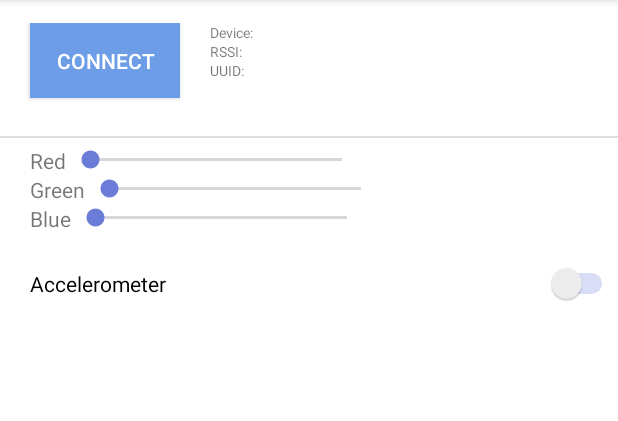
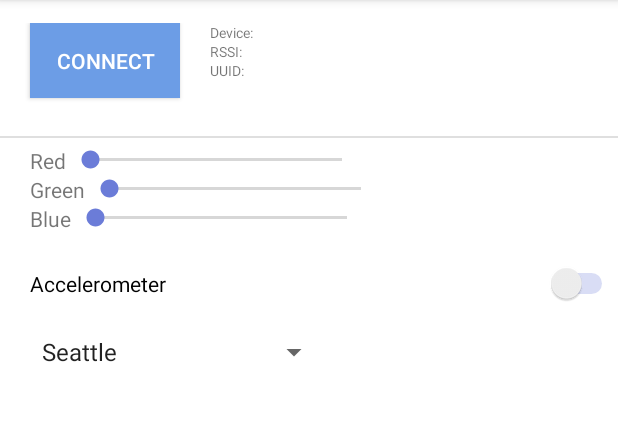
Before and after one commit to christiango/CSE590-Ubiquitous-Computing, an Android app: the MainActivity screen opened directly, with no data from a screen before it, on a phone screen of 412 x 824 dp, the part 84-505 px from its top. Run offline under Robolectric (Android 15) with nearby library versions, the light colour scheme and no system bars; 3 statements that could not run were skipped.

Commit message:
Add cities spinner

```diff
--- a/SmartNightLight/Android/app/src/main/java/go/christian/smartnightlight/MainActivity.java
+++ b/SmartNightLight/Android/app/src/main/java/go/christian/smartnightlight/MainActivity.java
@@ -31,8 +31,10 @@ import android.os.Bundle;
 import android.util.Log;
 import android.view.Gravity;
 import android.view.View;
+import android.widget.ArrayAdapter;
 import android.widget.Button;
 import android.widget.SeekBar;
+import android.widget.Spinner;
 import android.widget.Switch;
 import android.widget.TextView;
 import android.widget.Toast;
@@ -62,6 +64,7 @@ public class MainActivity extends AppCompatActivity implements SensorEventListen
   private SeekBar mGreenSeekBar = null;
   private SeekBar mBlueSeekBar = null;
   private Switch mAccelSwitch = null;
+  private Spinner mCitiesSpinner = null;
 
   private String mBluetoothDeviceName = "";
   private String mBluetoothDeviceUUID = "";
@@ -404,6 +407,16 @@ public class MainActivity extends AppCompatActivity implements SensorEventListen
     sensorManager.registerListener(this, accelSensor, SensorManager.SENSOR_DELAY_UI);
 
     mAccelSwitch = findViewById(R.id.accelorometerToggle);
+
+    mCitiesSpinner = findViewById(R.id.citiesdropdown);
+
+    ArrayAdapter<CharSequence> adapter =
+        ArrayAdapter.createFromResource(
+            this, R.array.cities, android.R.layout.simple_spinner_item);
+
+    adapter.setDropDownViewResource(android.R.layout.simple_spinner_dropdown_item);
+
+    mCitiesSpinner.setAdapter(adapter);
   }
 
   @Override
@@ -465,7 +478,8 @@ public class MainActivity extends AppCompatActivity implements SensorEventListen
 
   @Override
   public void onSensorChanged(SensorEvent sensorEvent) {
-    if (mAccelSwitch.isChecked() && sensorEvent.sensor.getType() == Sensor.TYPE_LINEAR_ACCELERATION) {
+    if (mAccelSwitch.isChecked()
+        && sensorEvent.sensor.getType() == Sensor.TYPE_LINEAR_ACCELERATION) {
       setRgbColor(
           ensureRGBValueClipped(mRValue + sensorEvent.values[0]),
           ensureRGBValueClipped(mGValue + sensorEvent.values[1]),
--- a/SmartNightLight/Android/app/src/main/res/layout/activity_main.xml
+++ b/SmartNightLight/Android/app/src/main/res/layout/activity_main.xml
@@ -193,4 +193,11 @@
         android:text="Accelerometer"
         android:trackTint="@color/seekbarcolor" />
 
+    <Spinner
+        android:id="@+id/citiesdropdown"
+        android:layout_width="200dp"
+        android:layout_height="wrap_content"
+        android:layout_marginLeft="20dp"
+        android:layout_marginTop="20dp" />
+
 </LinearLayout>
--- /dev/null
+++ b/SmartNightLight/Android/app/src/main/res/values/cities.xml
@@ -0,0 +1,11 @@
+<?xml version="1.0" encoding="utf-8"?>
+<resources>
+    <string-array name="cities">
+        <item>Seattle</item>
+        <item>New York</item>
+        <item>London</item>
+        <item>Dubai</item>
+        <item>Sydney</item>
+        <item>Tokyo</item>
+    </string-array>
+</resources>
```
